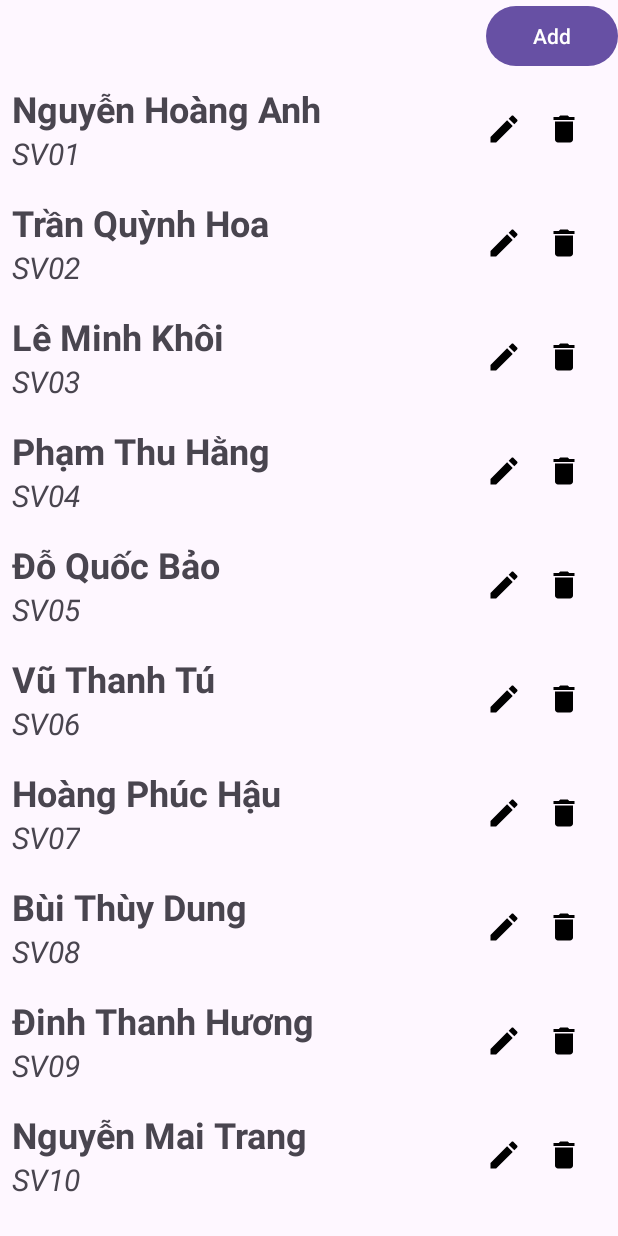
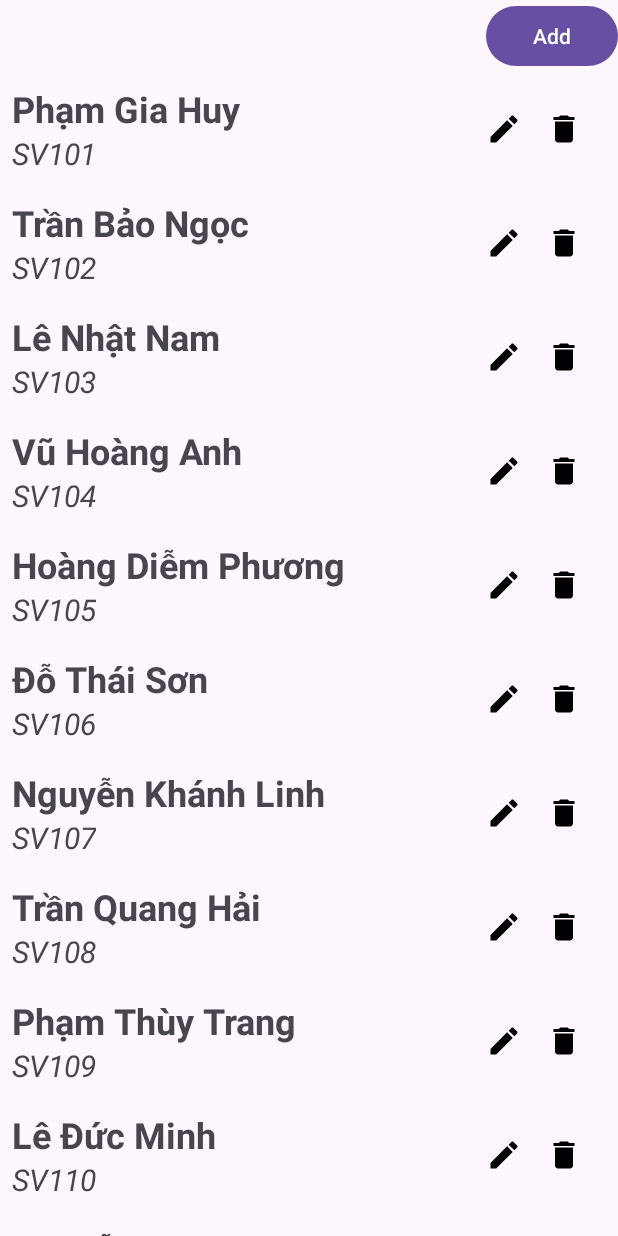
Before and after one commit to kynestic/StudentMan, an Android app: the screen it shows after launch (MainActivity), on a phone screen of 412 x 824 dp. Run offline under Robolectric (Android 15) with nearby library versions, the phone set to English and light mode, and no system bars.

Commit message:
Update MainActivity.kt

```diff
--- a/app/src/main/java/com/example/myapplication/MainActivity.kt
+++ b/app/src/main/java/com/example/myapplication/MainActivity.kt
@@ -109,26 +109,27 @@ class MainActivity : AppCompatActivity() {
     }
 
     private fun getInitialStudentList() = listOf(
-        StudentModel("Nguyễn Hoàng Anh", "SV01"),
-        StudentModel("Trần Quỳnh Hoa", "SV02"),
-        StudentModel("Lê Minh Khôi", "SV03"),
-        StudentModel("Phạm Thu Hằng", "SV04"),
-        StudentModel("Đỗ Quốc Bảo", "SV05"),
-        StudentModel("Vũ Thanh Tú", "SV06"),
-        StudentModel("Hoàng Phúc Hậu", "SV07"),
-        StudentModel("Bùi Thùy Dung", "SV08"),
-        StudentModel("Đinh Thanh Hương", "SV09"),
-        StudentModel("Nguyễn Mai Trang", "SV10"),
-        StudentModel("Phạm Gia Huy", "SV11"),
-        StudentModel("Trần Bảo Ngọc", "SV12"),
-        StudentModel("Lê Nhật Nam", "SV13"),
-        StudentModel("Vũ Hoàng Anh", "SV14"),
-        StudentModel("Hoàng Diễm Phương", "SV15"),
-        StudentModel("Đỗ Thái Sơn", "SV16"),
-        StudentModel("Nguyễn Khánh Linh", "SV17"),
-        StudentModel("Trần Quang Hải", "SV18"),
-        StudentModel("Phạm Thùy Trang", "SV19"),
-        StudentModel("Lê Đức Minh", "SV20")
+        StudentModel("Phạm Gia Huy", "SV101"),
+        StudentModel("Trần Bảo Ngọc", "SV102"),
+        StudentModel("Lê Nhật Nam", "SV103"),
+        StudentModel("Vũ Hoàng Anh", "SV104"),
+        StudentModel("Hoàng Diễm Phương", "SV105"),
+        StudentModel("Đỗ Thái Sơn", "SV106"),
+        StudentModel("Nguyễn Khánh Linh", "SV107"),
+        StudentModel("Trần Quang Hải", "SV108"),
+        StudentModel("Phạm Thùy Trang", "SV109"),
+        StudentModel("Lê Đức Minh", "SV110"),
+        StudentModel("Nguyễn Hoàng Anh", "SV111"),
+        StudentModel("Trần Quỳnh Hoa", "SV112"),
+        StudentModel("Lê Minh Khôi", "SV113"),
+        StudentModel("Phạm Thu Hằng", "SV114"),
+        StudentModel("Đỗ Quốc Bảo", "SV115"),
+        StudentModel("Vũ Thanh Tú", "SV116"),
+        StudentModel("Hoàng Phúc Hậu", "SV117"),
+        StudentModel("Bùi Thùy Dung", "SV118"),
+        StudentModel("Đinh Thanh Hương", "SV119"),
+        StudentModel("Nguyễn Mai Trang", "SV120")
+
     )
 
 
```
